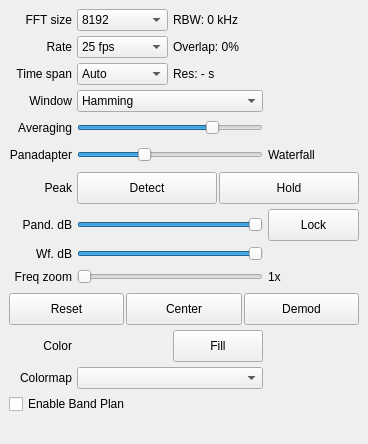
Old version of the form src/qtgui/dockfft.ui in the repository gqrx-sdr/gqrx.
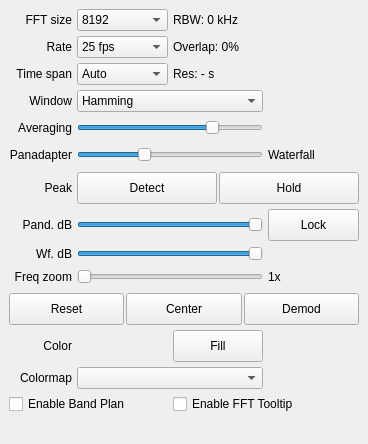
New version of the form. Icons and pictures are not drawn. Custom widgets are drawn as their Qt base class.

Commit message:
Make FFT Tooltips enable/disable
configurable by user.

```diff
--- a/src/qtgui/dockfft.ui
+++ b/src/qtgui/dockfft.ui
@@ -1106,7 +1106,7 @@
             </property>
            </widget>
           </item>
-          <item row="14" column="0" colspan="4">
+          <item row="14" column="0" colspan="2">
             <widget class="QCheckBox" name="bandPlanCheckbox">
               <property name="toolTip">
                 <string>Enable Band Plan on bottom of spectrum</string>
@@ -1116,6 +1116,16 @@
               </property>
             </widget>
           </item>
+          <item row="14" column="2" colspan="2">
+            <widget class="QCheckBox" name="toolTipCheckbox">
+              <property name="toolTip">
+                <string>Enable FFT Tooltip</string>
+              </property>
+              <property name="text">
+                <string>Enable FFT Tooltip</string>
+              </property>
+            </widget>
+          </item>
          </layout>
         </item>
        </layout>
```
The commit also changes 5 other files.
